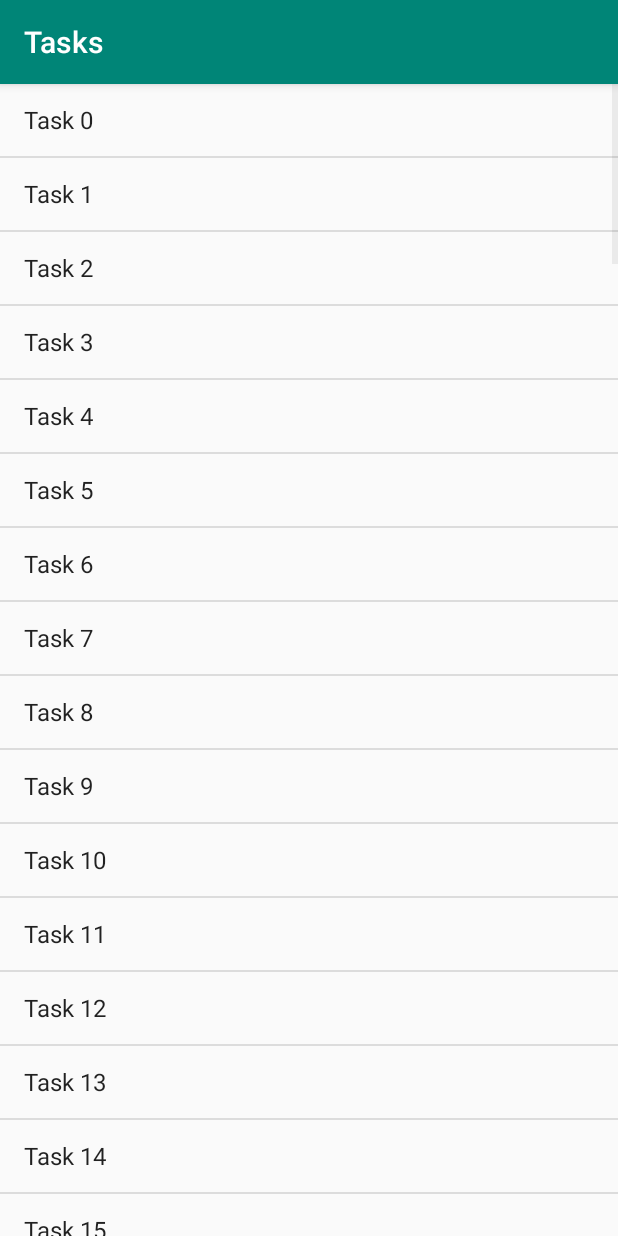
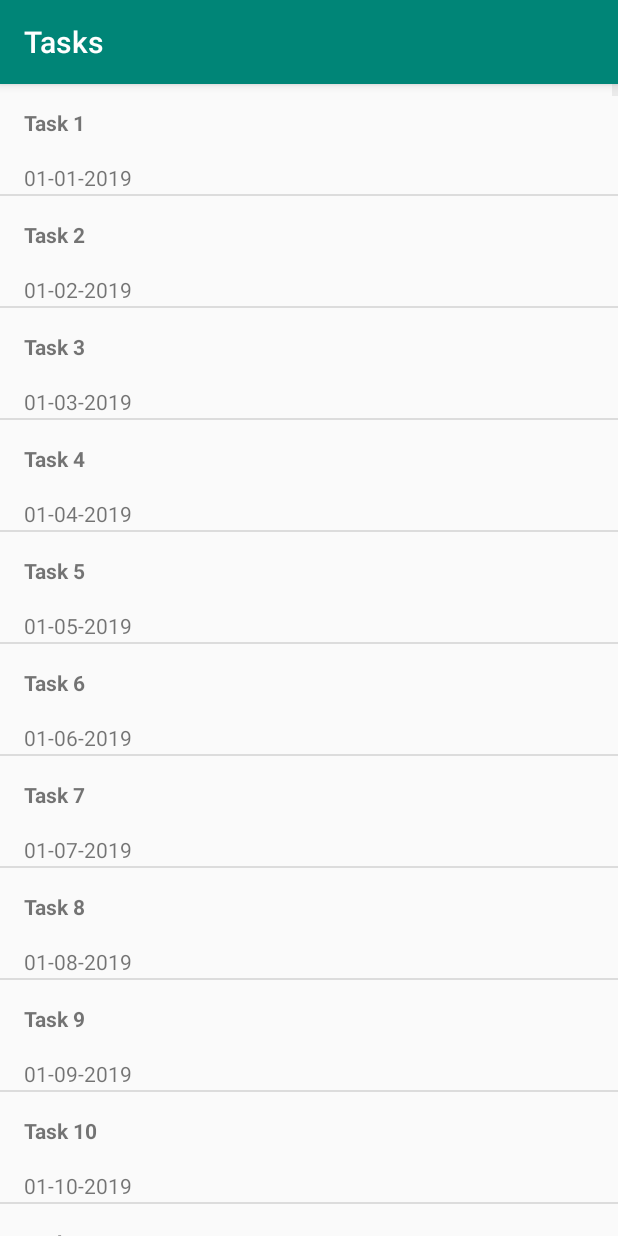
Before and after one commit to haydnkeung/Scheduler, an Android app: the Tasks screen opened directly, with no data from a screen before it, on a phone screen of 412 x 824 dp. Run offline under Robolectric (Android 15) with nearby library versions, the phone set to English and light mode, and no system bars.

Commit message:
Completed Custom EventAdapter for listview

```diff
--- a/app/src/main/java/Event.java
+++ b/app/src/main/java/io/github/haydnkeung/scheduler/MyEvent.java
@@ -1,6 +1,8 @@
+package io.github.haydnkeung.scheduler;
+
 import android.content.Context;
 
-public class Event {
+public class MyEvent {
 
 
     private String eventName;
@@ -11,12 +13,18 @@ public class Event {
     private boolean hasDate = false;
 
     //Constructor Specifying date
-    public Event(Context context, String eventName, int year, int month, int day) {
+    public MyEvent(Context context, String eventName, int year, int month, int day) {
         this.eventName = eventName;
         this.year = year;
-        this.month = year;
+        this.month = month;
         this.day = day;
         hasDate = true;
+    }
+
+    //Constructor without date
+    public MyEvent(Context context, String eventName) {
+        this.eventName = eventName;
+        this.descrip = descrip;
     }
 
     public boolean hasDate() {
@@ -28,14 +36,19 @@ public class Event {
         return hasDate;
     }
 
-    //Constructor without date
-    public Event(Context context, String eventName) {
-        this.eventName = eventName;
-        this.descrip = descrip;
+    public String getEventName() {
+        return this.eventName;
     }
 
-    public String getEventName() {
-        return this.eventName;
+    public String getDate() {
+        if (!hasDate) {
+            return "00-00-0000";
+        }
+
+        String month = String.format("%02d", this.month);
+        String day = String.format("%02d", this.day);
+        String year = String.format("%04d", this.year);
+        return month + "-" + day + "-" + 2019;
     }
 
     public String getDescrip() {
--- /dev/null
+++ b/app/src/main/java/io/github/haydnkeung/scheduler/MyEventAdapter.java
@@ -0,0 +1,43 @@
+package io.github.haydnkeung.scheduler;
+
+import android.content.Context;
+import android.view.LayoutInflater;
+import android.view.View;
+import android.view.ViewGroup;
+import android.widget.ArrayAdapter;
+import android.widget.TextView;
+
+import java.util.ArrayList;
+
+public class MyEventAdapter extends ArrayAdapter<MyEvent> {
+
+
+    public MyEventAdapter(Context context, int resource, ArrayList<MyEvent> myEvents) {
+        //Passed in 0 as resource since it is not used, instead we will inflate the view
+        //ourselves in the getView method i.e create custom adapter
+        super(context, 0, myEvents);
+
+    }
+
+
+    @Override
+    public View getView(int position, View convertView, ViewGroup parent) {
+
+        View listItemView = convertView;
+        //if does not already have a view being recycled create new one, else recycle it to save memory
+        if (null == listItemView) {
+            listItemView = LayoutInflater.from(getContext()).inflate(R.layout.list_item, parent, false);
+        }
+
+        MyEvent currentMyEvent = getItem(position);
+
+        TextView taskTitle = listItemView.findViewById(R.id.taskName);
+        taskTitle.setText(currentMyEvent.getEventName());
+
+        TextView taskDate = listItemView.findViewById(R.id.taskDate);
+        taskDate.setText(currentMyEvent.getDate());
+
+        return listItemView;
+
+    }
+}
--- a/app/src/main/java/io/github/haydnkeung/scheduler/Tasks.java
+++ b/app/src/main/java/io/github/haydnkeung/scheduler/Tasks.java
@@ -2,7 +2,6 @@ package io.github.haydnkeung.scheduler;
 
 import android.os.Bundle;
 import android.support.v7.app.AppCompatActivity;
-import android.widget.ArrayAdapter;
 import android.widget.ListView;
 
 import java.util.ArrayList;
@@ -13,10 +12,10 @@ public class Tasks extends AppCompatActivity {
     protected void onCreate(Bundle savedInstanceState) {
         super.onCreate(savedInstanceState);
         setContentView(R.layout.activity_tasks);
-        ArrayList<String> sampleData = generateData(100);
+        ArrayList<MyEvent> sampleData = generateData(1000);
 
         //Creates an arrayAdapter to be used with Listview
-        ArrayAdapter<String> itemsAdapter = new ArrayAdapter<>(this, android.R.layout.simple_list_item_1, sampleData);
+        MyEventAdapter itemsAdapter = new MyEventAdapter(this, R.layout.list_item, sampleData);
         ListView listView = findViewById(R.id.list);
         listView.setAdapter(itemsAdapter);
 
@@ -24,10 +23,10 @@ public class Tasks extends AppCompatActivity {
     }
 
     //Generates a list of length x to populate sample data
-    private ArrayList<String> generateData(int x) {
-        ArrayList<String> data = new ArrayList<>();
-        for (int i = 0; i < x; i++) {
-            data.add("Task " + i);
+    private ArrayList<MyEvent> generateData(int x) {
+        ArrayList<MyEvent> data = new ArrayList<>();
+        for (int i = 1; i <= x; i++) {
+            data.add(new MyEvent(this, "Task " + i, i / 365, (i / 30) + 1, i % 30));
         }
         return data;
 
--- a/app/src/main/res/layout/list_item.xml
+++ b/app/src/main/res/layout/list_item.xml
@@ -1,10 +1,13 @@
 <?xml version="1.0" encoding="utf-8"?>
 <LinearLayout xmlns:android="http://schemas.android.com/apk/res/android"
+    android:id="@+id/taskRootView"
     android:orientation="vertical"
     android:layout_width="match_parent"
     android:layout_height="match_parent">
 
     <TextView
+        android:id="@+id/taskName"
+        android:textStyle="bold"
         android:layout_marginTop="16dp"
         android:layout_marginLeft="16dp"
         android:layout_marginBottom="1dp"
@@ -13,6 +16,7 @@
         android:text="Task Name" />
 
     <TextView
+        android:id="@+id/taskDate"
         android:layout_marginTop="16dp"
         android:layout_marginLeft="16dp"
         android:layout_marginBottom="1dp"
```
